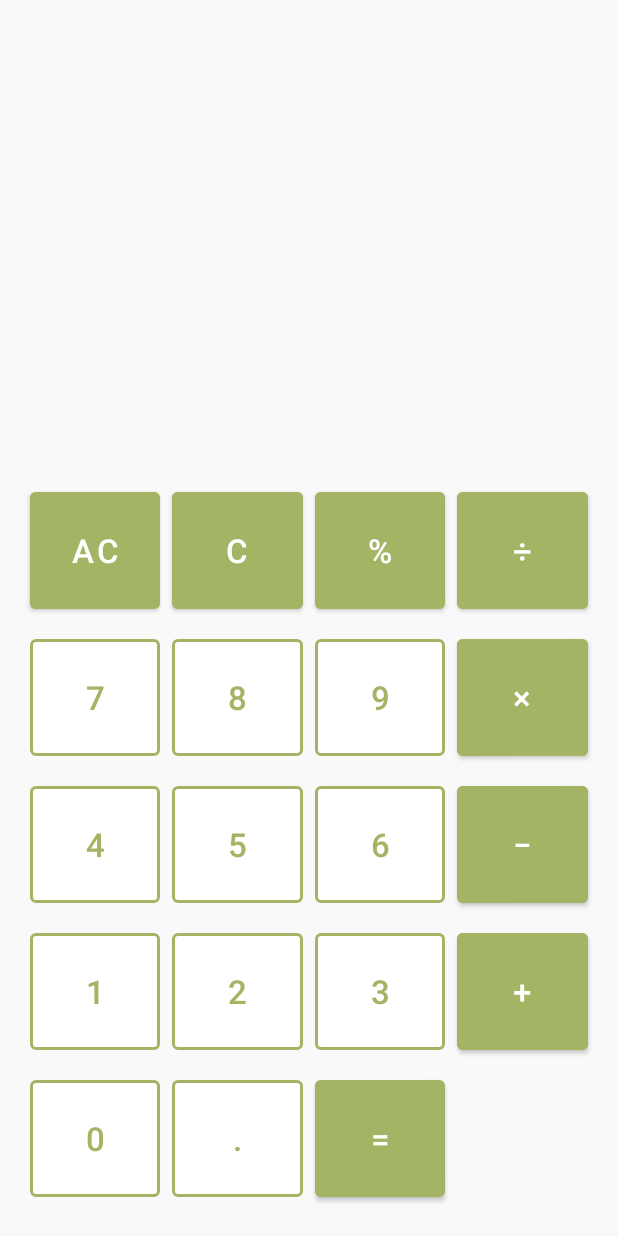
After one commit to royahfs/TaniMart, an Android app: the KalkulatorActivity screen opened directly, with no data from a screen before it, on a phone screen of 412 x 824 dp. The commit adds this screen. Run offline under Robolectric (Android 15) with nearby library versions, the phone set to English and light mode, and no system bars.

Commit message:
initial commit

```diff
--- a/app/src/main/java/com/example/tanimart/ui/admin/dashboard/AdminDashboardActivity.java
+++ b/app/src/main/java/com/example/tanimart/ui/admin/dashboard/AdminDashboardActivity.java
@@ -12,6 +12,7 @@ import com.example.tanimart.R;
 import com.example.tanimart.ui.admin.usermanagement.PegawaiActivity;
 import com.example.tanimart.ui.common.inventory.DaftarProdukActivity;
 import com.example.tanimart.ui.common.inventory.InventoryActivity;
+import com.example.tanimart.ui.common.kalkulator.KalkulatorActivity;
 import com.example.tanimart.ui.common.profile.ProfileActivity;
 import com.example.tanimart.ui.common.profile.ProfileFragment;
 import com.example.tanimart.ui.kasir.laporan.LaporanActivity;
@@ -77,7 +78,7 @@ public class AdminDashboardActivity extends AppCompatActivity {
         pegawaiMenu.setOnClickListener(new View.OnClickListener() {
             @Override
             public void onClick(View v) {
-                Intent intent = new Intent(AdminDashboardActivity.this, PegawaiActivity.class);
+                Intent intent = new Intent(AdminDashboardActivity.this, KalkulatorActivity.class);
                 startActivity(intent);
             }
         });
--- /dev/null
+++ b/app/src/main/java/com/example/tanimart/ui/common/kalkulator/KalkulatorActivity.java
@@ -0,0 +1,245 @@
+package com.example.tanimart.ui.common.kalkulator;
+
+import androidx.appcompat.app.AppCompatActivity;
+
+import android.os.Bundle;
+import android.view.View;
+import android.widget.TextView;
+
+import com.example.tanimart.R;
+import com.google.android.material.button.MaterialButton;
+
+import java.text.DecimalFormat;
+
+public class KalkulatorActivity extends AppCompatActivity {
+
+    private static final char ADDITION = '+';
+    private static final char SUBTRACTION = '-';
+    private static final char MULTIPLICATION = '*';
+    private static final char DIVISION = '/';
+    private static final char PERCENT = '%';
+
+    private char currentSymbol;
+
+    private double firstValue = Double.NaN;
+    private double secondValue;
+    private TextView inputDisplay, outputDisplay;
+    private DecimalFormat decimalFormat;
+    private MaterialButton button0, button1, button2, button3, button4, button5, button6, button7, button8, button9,
+            buttonDot, buttonAdd, buttonSub, buttonMultiply, buttonDivide, buttonPercent, buttonClear, buttonOFF, buttonEqual;
+
+    @Override
+    protected void onCreate(Bundle savedInstanceState) {
+        super.onCreate(savedInstanceState);
+        setContentView(R.layout.activity_kalkulator);
+
+        decimalFormat = new DecimalFormat("#.##########");
+
+        inputDisplay = findViewById(R.id.input);
+        outputDisplay = findViewById(R.id.output);
+
+        button0 = findViewById(R.id.btn0);
+        button1 = findViewById(R.id.btn1);
+        button2 = findViewById(R.id.btn2);
+        button3 = findViewById(R.id.btn3);
+        button4 = findViewById(R.id.btn4);
+        button5 = findViewById(R.id.btn5);
+        button6 = findViewById(R.id.btn6);
+        button7 = findViewById(R.id.btn7);
+        button8 = findViewById(R.id.btn8);
+        button9 = findViewById(R.id.btn9);
+
+        buttonAdd = findViewById(R.id.add);
+        buttonSub = findViewById(R.id.subtract);
+        buttonDivide = findViewById(R.id.division);
+        buttonDot = findViewById(R.id.btnPoint);
+        buttonMultiply = findViewById(R.id.multiply);
+        buttonClear = findViewById(R.id.clear);
+        buttonOFF = findViewById(R.id.ac);
+        buttonEqual = findViewById(R.id.equal);
+        buttonPercent = findViewById(R.id.percent);
+
+        button0.setOnClickListener(new View.OnClickListener() {
+            @Override
+            public void onClick(View view) {
+                inputDisplay.setText(inputDisplay.getText() + "0");
+            }
+        });
+
+        button1.setOnClickListener(new View.OnClickListener() {
+            @Override
+            public void onClick(View view) {
+                inputDisplay.setText(inputDisplay.getText() + "1");
+            }
+        });
+
+        button2.setOnClickListener(new View.OnClickListener() {
+            @Override
+            public void onClick(View view) {
+                inputDisplay.setText(inputDisplay.getText() + "2");
+            }
+        });
+
+        button3.setOnClickListener(new View.OnClickListener() {
+            @Override
+            public void onClick(View view) {
+                inputDisplay.setText(inputDisplay.getText() + "3");
+            }
+        });
+
+        button4.setOnClickListener(new View.OnClickListener() {
+            @Override
+            public void onClick(View view) {
+                inputDisplay.setText(inputDisplay.getText() + "4");
+            }
+        });
+
+        button5.setOnClickListener(new View.OnClickListener() {
+            @Override
+            public void onClick(View view) {
+                inputDisplay.setText(inputDisplay.getText() + "5");
+            }
+        });
+
+        button6.setOnClickListener(new View.OnClickListener() {
+            @Override
+            public void onClick(View view) {
+                inputDisplay.setText(inputDisplay.getText() + "6");
+            }
+        });
+
+        button7.setOnClickListener(new View.OnClickListener() {
+            @Override
+            public void onClick(View view) {
+                inputDisplay.setText(inputDisplay.getText() + "7");
+            }
+        });
+
+        button8.setOnClickListener(new View.OnClickListener() {
+            @Override
+            public void onClick(View view) {
+                inputDisplay.setText(inputDisplay.getText() + "8");
+            }
+        });
+
+        button9.setOnClickListener(new View.OnClickListener() {
+            @Override
+            public void onClick(View view) {
+                inputDisplay.setText(inputDisplay.getText() + "9");
+            }
+        });
+
+        buttonAdd.setOnClickListener(new View.OnClickListener() {
+            @Override
+            public void onClick(View view) {
+                allCalculations();
+                currentSymbol = ADDITION;
+                outputDisplay.setText(decimalFormat.format(firstValue) + "+");
+                inputDisplay.setText(null);
+            }
+        });
+
+        buttonSub.setOnClickListener(new View.OnClickListener() {
+            @Override
+            public void onClick(View view) {
+                allCalculations();
+                currentSymbol = SUBTRACTION;
+                outputDisplay.setText(decimalFormat.format(firstValue) + "-");
+                inputDisplay.setText(null);
+            }
+        });
+
+        buttonMultiply.setOnClickListener(new View.OnClickListener() {
+            @Override
+            public void onClick(View view) {
+                allCalculations();
+                currentSymbol = MULTIPLICATION;
+                outputDisplay.setText(decimalFormat.format(firstValue) + "x");
+                inputDisplay.setText(null);
+            }
+        });
+
+        buttonDivide.setOnClickListener(new View.OnClickListener() {
+            @Override
+            public void onClick(View view) {
+                allCalculations();
+                currentSymbol = DIVISION;
+                outputDisplay.setText(decimalFormat.format(firstValue) + "/");
+                inputDisplay.setText(null);
+            }
+        });
+
+        buttonPercent.setOnClickListener(new View.OnClickListener() {
+            @Override
+            public void onClick(View view) {
+                allCalculations();
+                currentSymbol = PERCENT;
+                outputDisplay.setText(decimalFormat.format(firstValue) + "%");
+                inputDisplay.setText(null);
+            }
+        });
+
+        buttonDot.setOnClickListener(new View.OnClickListener() {
+            @Override
+            public void onClick(View view) {
+                inputDisplay.setText(inputDisplay.getText() + ".");
+            }
+        });
+
+        buttonClear.setOnClickListener(new View.OnClickListener() {
+            @Override
+            public void onClick(View view) {
+                if (inputDisplay.getText().length() > 0) {
+                    CharSequence currentText = inputDisplay.getText();
+                    inputDisplay.setText(currentText.subSequence(0, currentText.length() - 1));
+                } else {
+                    firstValue = Double.NaN;
+                    secondValue = Double.NaN;
+                    inputDisplay.setText("");
+                    outputDisplay.setText("");
+                }
+            }
+        });
+
+        buttonOFF.setOnClickListener(new View.OnClickListener() {
+            @Override
+            public void onClick(View view) {
+                finish();
+            }
+        });
+
+        buttonEqual.setOnClickListener(new View.OnClickListener() {
+            @Override
+            public void onClick(View view) {
+                allCalculations();
+                outputDisplay.setText(decimalFormat.format(firstValue));
+                firstValue = Double.NaN;
+                currentSymbol = '0';
+            }
+        });
+    }
+
+    private void allCalculations(){
+        if (!Double.isNaN(firstValue)) {
+            secondValue = Double.parseDouble(inputDisplay.getText().toString());
+            inputDisplay.setText(null);
+
+            if (currentSymbol == ADDITION)
+                firstValue = this.firstValue + secondValue;
+            else if (currentSymbol == SUBTRACTION)
+                firstValue = this.firstValue - secondValue;
+            else if (currentSymbol == MULTIPLICATION)
+                firstValue = this.firstValue * secondValue;
+            else if (currentSymbol == DIVISION)
+                firstValue = this.firstValue / secondValue;
+            else if (currentSymbol == PERCENT)
+                firstValue = this.firstValue % secondValue;
+        } else {
+            try {
+                firstValue = Double.parseDouble(inputDisplay.getText().toString());
+            } catch (Exception e) {
+
+            }
+        }
+    }
+}
--- /dev/null
+++ b/app/src/main/java/com/example/tanimart/ui/common/kalkulator/KalkulatorViewModel.java
@@ -0,0 +1,4 @@
+package com.example.tanimart.ui.common.kalkulator;
+
+public class KalkulatorViewModel {
+}
--- a/app/src/main/res/layout/activity_dashboard_admin.xml
+++ b/app/src/main/res/layout/activity_dashboard_admin.xml
@@ -232,7 +232,7 @@
                 <ImageView
                     android:layout_width="50dp"
                     android:layout_height="50dp"
-                    android:src="@drawable/baseline_assignment_ind_24" />
+                    android:src="@drawable/baseline_calculate_24" />
 
                 <TextView
                     android:layout_width="wrap_content"
@@ -240,7 +240,7 @@
                     android:autoSizeMaxTextSize="10000dp"
                     android:autoSizeMinTextSize="1dp"
                     android:autoSizeTextType="uniform"
-                    android:text="Pegawai"
+                    android:text="Kalkulator"
                     android:textAlignment="center"
                     android:textColor="@color/dark_teal_sage"
                     android:textStyle="bold" />
--- /dev/null
+++ b/app/src/main/res/layout/activity_kalkulator.xml
@@ -0,0 +1,48 @@
+<?xml version="1.0" encoding="utf-8"?>
+<LinearLayout
+    xmlns:android="http://schemas.android.com/apk/res/android"
+    xmlns:app="http://schemas.android.com/apk/res-auto"
+    xmlns:tools="http://schemas.android.com/tools"
+    android:layout_width="match_parent"
+    android:layout_height="match_parent"
+    android:background="#F9F9F9"
+    android:orientation="vertical"
+    android:padding="16dp"
+    tools:context=".ui.common.kalkulator.KalkulatorActivity">
+
+    <!-- Display -->
+    <LinearLayout
+        android:layout_width="match_parent"
+        android:layout_height="0dp"
+        android:layout_weight="1"
+        android:orientation="vertical"
+        android:gravity="end|bottom"
+        android:padding="8dp">
+
+        <TextView
+            android:id="@+id/input"
+            android:layout_width="wrap_content"
+            android:layout_height="wrap_content"
+            android:textColor="#7E7E7E"
+            android:textSize="28sp"
+            android:ellipsize="start"
+            android:maxLines="1"
+            android:layout_gravity="end"/>
+
+        <TextView
+            android:id="@+id/output"
+            android:layout_width="wrap_content"
+            android:layout_height="wrap_content"
+            android:textColor="#3C452A"
+            android:textSize="44sp"
+            android:layout_gravity="end"
+            android:textStyle="bold"/>
+    </LinearLayout>
+
+    <!-- Include tombol -->
+    <include
+        layout="@layout/buttons_kalkulator_layout"
+        android:layout_width="match_parent"
+        android:layout_height="wrap_content" />
+
+</LinearLayout>
--- a/app/src/main/res/layout/activity_karyawan.xml
+++ b/app/src/main/res/layout/activity_karyawan.xml
@@ -128,12 +128,12 @@
                 <ImageView
                     android:layout_width="50dp"
                     android:layout_height="50dp"
-                    android:src="@drawable/baseline_account_circle_24" />
+                    android:src="@drawable/baseline_calculate_24" />
 
                 <TextView
                     android:layout_width="wrap_content"
                     android:layout_height="wrap_content"
-                    android:text="Profil"
+                    android:text="Kalkulator"
                     android:textAlignment="center"
                     android:textColor="@color/dark_teal_sage"
                     android:textSize="20sp"
--- /dev/null
+++ b/app/src/main/res/layout/buttons_kalkulator_layout.xml
@@ -0,0 +1,106 @@
+<?xml version="1.0" encoding="utf-8"?>
+<GridLayout
+    xmlns:android="http://schemas.android.com/apk/res/android"
+    android:layout_width="match_parent"
+    android:layout_height="wrap_content"
+    android:rowCount="5"
+    android:columnCount="4"
+    android:alignmentMode="alignMargins"
+    android:useDefaultMargins="true">
+
+    <com.google.android.material.button.MaterialButton
+        android:id="@+id/ac"
+        style="@style/CalcButton.Colored"
+        android:text="AC" />
+
+    <com.google.android.material.button.MaterialButton
+        android:id="@+id/clear"
+        style="@style/CalcButton.Colored"
+        android:text="C" />
+
+    <com.google.android.material.button.MaterialButton
+        android:id="@+id/percent"
+        style="@style/CalcButton.Colored"
+        android:text="%" />
+
+    <com.google.android.material.button.MaterialButton
+        android:id="@+id/division"
+        style="@style/CalcButton.Colored"
+        android:text="÷" />
+
+    <com.google.android.material.button.MaterialButton
+        android:id="@+id/btn7"
+        style="@style/CalcButton.Normal"
+        android:text="7" />
+
+    <com.google.android.material.button.MaterialButton
+        android:id="@+id/btn8"
+        style="@style/CalcButton.Normal"
+        android:text="8" />
+
+    <com.google.android.material.button.MaterialButton
+        android:id="@+id/btn9"
+        style="@style/CalcButton.Normal"
+        android:text="9" />
+
+    <com.google.android.material.button.MaterialButton
+        android:id="@+id/multiply"
+        style="@style/CalcButton.Colored"
+        android:text="×" />
+
+    <com.google.android.material.button.MaterialButton
+        android:id="@+id/btn4"
+        style="@style/CalcButton.Normal"
+        android:text="4" />
+
+    <com.google.android.material.button.MaterialButton
+        android:id="@+id/btn5"
+        style="@style/CalcButton.Normal"
+        android:text="5" />
+
+    <com.google.android.material.button.MaterialButton
+        android:id="@+id/btn6"
+        style="@style/CalcButton.Normal"
+        android:text="6" />
+
+    <com.google.android.material.button.MaterialButton
+        android:id="@+id/subtract"
+        style="@style/CalcButton.Colored"
+        android:text="−" />
+
+    <com.google.android.material.button.MaterialButton
+        android:id="@+id/btn1"
+        style="@style/CalcButton.Normal"
+        android:text="1" />
+
+    <com.google.android.material.button.MaterialButton
+        android:id="@+id/btn2"
+        style="@style/CalcButton.Normal"
+        android:text="2" />
+
+    <com.google.android.material.button.MaterialButton
+        android:id="@+id/btn3"
+        style="@style/CalcButton.Normal"
+        android:text="3" />
+
+    <com.google.android.material.button.MaterialButton
+        android:id="@+id/add"
+        style="@style/CalcButton.Colored"
+        android:text="+" />
+
+    <com.google.android.material.button.MaterialButton
+        android:id="@+id/btn0"
+        style="@style/CalcButton.Normal"
+        android:text="0" />
+
+    <com.google.android.material.button.MaterialButton
+        android:id="@+id/btnPoint"
+        style="@style/CalcButton.Normal"
+        android:text="." />
+
+    <com.google.android.material.button.MaterialButton
+        android:id="@+id/equal"
+        style="@style/CalcButton.Colored"
+        android:text="=" />
+
+</GridLayout>
--- a/app/src/main/res/values/themes.xml
+++ b/app/src/main/res/values/themes.xml
@@ -1,21 +1,51 @@
 <resources xmlns:tools="http://schemas.android.com/tools">
-    <!-- Base application theme. -->
+
+    <!-- Base Theme -->
     <style name="Base.Theme.TaniMart" parent="Theme.Material3.DayNight.NoActionBar">
         <item name="colorPrimary">@color/dark_teal_sage</item>
         <item name="colorPrimaryVariant">@color/dark_teal_sage</item>
         <item name="colorOnPrimary">@color/white</item>
 
-        <!-- secondary brand color-->
+        <!-- Secondary brand color -->
         <item name="colorSecondary">@color/beige</item>
         <item name="colorOnSecondary">@color/black</item>
 
-        <!-- status bar color -->
+        <!-- Status bar -->
         <item name="android:statusBarColor">?attr/colorPrimaryVariant</item>
+    </style>
 
-    </style>
     <style name="Theme.TaniMart" parent="Base.Theme.TaniMart" />
+
+    <!-- Dialog animation -->
     <style name="DialogAnimation">
         <item name="android:windowEnterAnimation">@anim/slide_in_bottom</item>
         <item name="android:windowExitAnimation">@anim/slide_out_bottom</item>
     </style>
+
+    <!-- Kalkulator button (outlined) -->
+    <style name="CalcButton.Normal" parent="Widget.MaterialComponents.Button.OutlinedButton">
+        <item name="android:layout_width">0dp</item>
+        <item name="android:layout_height">90dp</item>
+        <item name="android:layout_columnWeight">1</item>
+        <item name="android:textSize">22sp</item>
+        <item name="android:textColor">@color/teal_sage</item>
+        <item name="strokeColor">@color/teal_sage</item>
+        <item name="strokeWidth">2dp</item>
+        <item name="android:backgroundTint">@color/white</item>
+        <item name="android:insetLeft">0dp</item>
+        <item name="android:insetRight">0dp</item>
+    </style>
+
+    <!-- Kalkulator button (filled) -->
+    <style name="CalcButton.Colored" parent="Widget.MaterialComponents.Button">
+        <item name="android:layout_width">0dp</item>
+        <item name="android:layout_height">90dp</item>
+        <item name="android:layout_columnWeight">1</item>
+        <item name="android:textSize">22sp</item>
+        <item name="android:textColor">@color/white</item>
+        <item name="android:backgroundTint">@color/teal_sage</item>
+        <item name="android:insetLeft">0dp</item>
+        <item name="android:insetRight">0dp</item>
+    </style>
+
 </resources>
```
Also changed, not shown: app/src/main/AndroidManifest.xml (+43 -106 lines).
